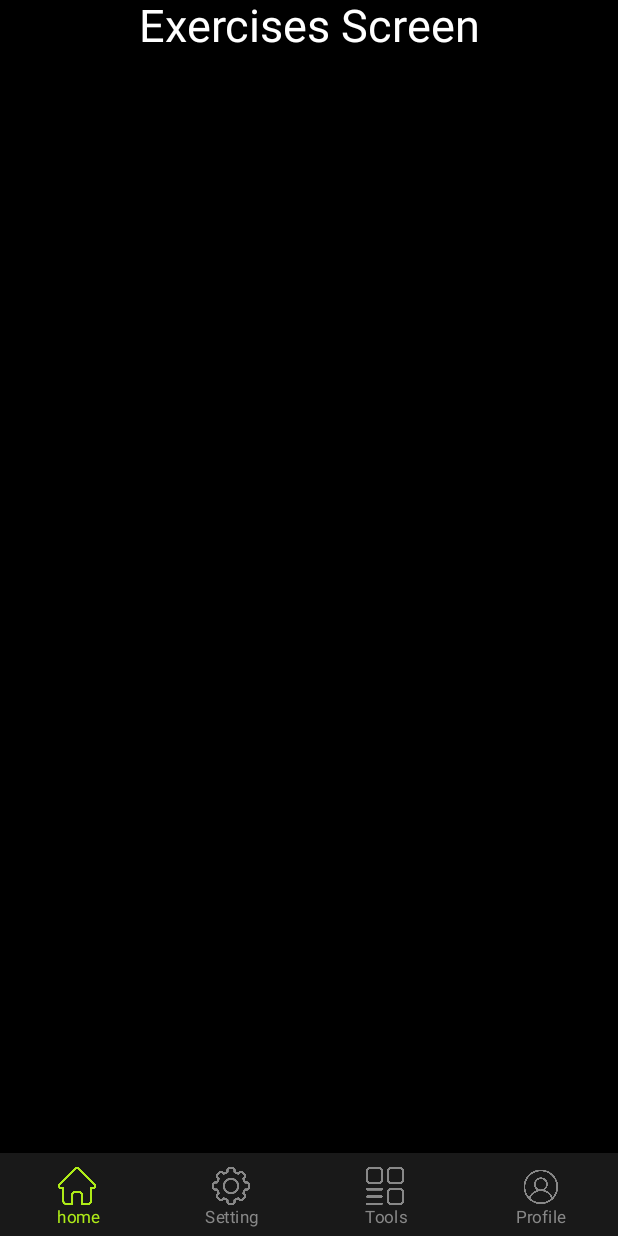
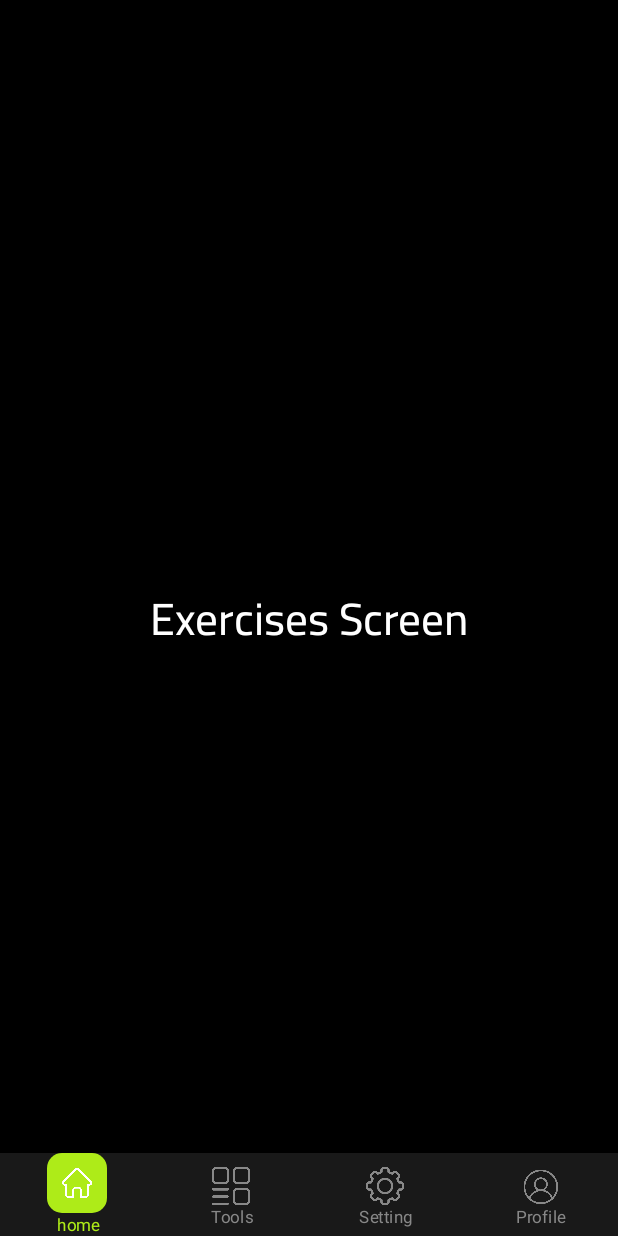
Before and after one commit to abdallahalnagar188/GymForce, an Android app built with Jetpack Compose: the screen it shows after launch (MainActivity), on a phone screen of 412 x 824 dp. Run offline under Robolectric (Android 15) with nearby library versions, the phone set to English and light mode, and no system bars; our stand-ins replace Dagger/Hilt's generated code.

Commit message:
setup new them for app setup bottom navigation implementation firebase and firebase auth change ui for app

```diff
--- /dev/null
+++ b/app/src/main/java/com/example/gymforce/common/CommonUtils.kt
@@ -0,0 +1,9 @@
+package com.example.gymforce.common
+
+import androidx.compose.ui.text.font.Font
+import androidx.compose.ui.text.font.FontFamily
+import com.example.gymforce.R
+
+val fontMedium = FontFamily(Font(R.font.cairo_medium))
+val fontRegular = FontFamily(Font(R.font.cairo_regular))
+val fontBold = FontFamily(Font(R.font.cairo_extra_bold))
--- a/app/src/main/java/com/example/gymforce/ui/navigation/BottomNavigation.kt
+++ b/app/src/main/java/com/example/gymforce/ui/navigation/BottomNavigation.kt
@@ -1,8 +1,11 @@
 package com.example.gymforce.ui.navigation
 
+import androidx.compose.foundation.background
+import androidx.compose.foundation.layout.Box
 import androidx.compose.foundation.layout.height
 import androidx.compose.foundation.layout.padding
 import androidx.compose.foundation.layout.size
+import androidx.compose.foundation.shape.RoundedCornerShape
 import androidx.compose.material.BottomNavigation
 import androidx.compose.material.BottomNavigationItem
 import androidx.compose.material.Icon
@@ -10,6 +13,7 @@ import androidx.compose.material.Text
 import androidx.compose.runtime.Composable
 import androidx.compose.runtime.getValue
 import androidx.compose.ui.Modifier
+import androidx.compose.ui.draw.clip
 import androidx.compose.ui.graphics.Color
 import androidx.compose.ui.res.colorResource
 import androidx.compose.ui.res.painterResource
@@ -23,8 +27,8 @@ import com.example.gymforce.R
 fun MyBottomNavigation(navController: NavController) {
     val items = listOf(
         BottomNavItem.Home,
+        BottomNavItem.Tools,
         BottomNavItem.Setting,
-        BottomNavItem.Tools,
         BottomNavItem.Profile
     )
     BottomNavigation(
@@ -37,13 +41,33 @@ fun MyBottomNavigation(navController: NavController) {
         items.forEach { item ->
             BottomNavigationItem(
                 icon = {
-                    Icon(
-                        painterResource(id = item.icon),
-                        modifier = Modifier
-                            .padding(top = 6.dp)
-                            .size(25.dp),
-                        contentDescription = item.title
-                    )
+                    if (currentRoute == item.screen_route) {
+                        // Selected icon with circular background
+                        Box(
+                            modifier = Modifier
+                                .size(40.dp) // Adjust size as needed
+                                .clip(shape = RoundedCornerShape(10.dp))
+                                .background(colorResource(R.color.green)) // Circular background
+                        ) {
+                            Icon(
+                                painterResource(id = item.icon),
+                                contentDescription = item.title,
+                                modifier = Modifier
+                                    .padding(10.dp)
+                                    .size(25.dp), // Adjust size as needed
+                                tint = Color.White
+                            )
+                        }
+                    } else {
+                        // Unselected icon (default)
+                        Icon(
+                            painterResource(id = item.icon),
+                            contentDescription = item.title,
+                            modifier = Modifier
+                                .padding(top = 6.dp)
+                                .size(25.dp)
+                        )
+                    }
                 },
                 label = {
                     Text(
--- a/app/src/main/java/com/example/gymforce/ui/screens/exercises/ExercisesContent.kt
+++ b/app/src/main/java/com/example/gymforce/ui/screens/exercises/ExercisesContent.kt
@@ -8,18 +8,22 @@ import androidx.compose.runtime.Composable
 import androidx.compose.ui.Alignment
 import androidx.compose.ui.Modifier
 import androidx.compose.ui.graphics.Color
+import androidx.compose.ui.text.font.Font
+import androidx.compose.ui.text.font.FontFamily
 import androidx.compose.ui.unit.sp
 import androidx.navigation.NavHostController
+import com.example.gymforce.R
+import com.example.gymforce.common.fontMedium
 
 @Composable
 fun ExercisesContent(navHostController: NavHostController) {
     Column(
         modifier = Modifier.fillMaxSize(),
-        Arrangement.Top,
-        Alignment.CenterHorizontally
+        verticalArrangement = Arrangement.Center,
+        horizontalAlignment = Alignment.CenterHorizontally
     )
     {
-        Text(text = "Exercises Screen",fontSize = 30.sp, color = Color.White)
+        Text(text = "Exercises Screen",fontSize = 30.sp, color = Color.White, fontFamily = fontMedium)
 
 
     }
--- a/app/src/main/java/com/example/gymforce/ui/screens/profile/ProfileScreenContent.kt
+++ b/app/src/main/java/com/example/gymforce/ui/screens/profile/ProfileScreenContent.kt
@@ -9,6 +9,7 @@ import androidx.compose.ui.Alignment
 import androidx.compose.ui.Modifier
 import androidx.compose.ui.graphics.Color
 import androidx.compose.ui.unit.sp
+import com.example.gymforce.common.fontMedium
 
 @Composable
 fun ProfileScreenContent() {
@@ -17,7 +18,7 @@ fun ProfileScreenContent() {
         verticalArrangement = Arrangement.Center,
         horizontalAlignment = Alignment.CenterHorizontally
     ) {
-        Text(text = "Profile Screen", fontSize = 30.sp, color = Color.White)
+        Text(text = "Profile Screen", fontSize = 30.sp, color = Color.White, fontFamily = fontMedium)
 
     }
 
--- a/app/src/main/java/com/example/gymforce/ui/screens/setting/SettingContent.kt
+++ b/app/src/main/java/com/example/gymforce/ui/screens/setting/SettingContent.kt
@@ -9,6 +9,7 @@ import androidx.compose.ui.Alignment
 import androidx.compose.ui.Modifier
 import androidx.compose.ui.graphics.Color
 import androidx.compose.ui.unit.sp
+import com.example.gymforce.common.fontMedium
 
 @Composable
 fun SettingContent() {
@@ -17,7 +18,7 @@ fun SettingContent() {
         verticalArrangement = Arrangement.Center,
         horizontalAlignment = Alignment.CenterHorizontally
     ) {
-        Text(text = "Setting Screen",fontSize = 30.sp, color = Color.White)
+        Text(text = "Setting Screen",fontSize = 30.sp, color = Color.White,fontFamily = fontMedium)
 
     }
 
--- a/app/src/main/java/com/example/gymforce/ui/screens/splash/SplashContent.kt
+++ b/app/src/main/java/com/example/gymforce/ui/screens/splash/SplashContent.kt
@@ -1,36 +1,39 @@
 package com.example.gymforce.ui.screens.splash
 
-import androidx.compose.foundation.Image
 import androidx.compose.foundation.background
 import androidx.compose.foundation.layout.Box
 import androidx.compose.foundation.layout.fillMaxSize
 import androidx.compose.foundation.layout.size
-import androidx.compose.material.Icon
 import androidx.compose.runtime.Composable
+import androidx.compose.runtime.getValue
 import androidx.compose.ui.Alignment
 import androidx.compose.ui.Modifier
-import androidx.compose.ui.draw.paint
-import androidx.compose.ui.graphics.ColorFilter
-import androidx.compose.ui.layout.ContentScale
 import androidx.compose.ui.res.colorResource
-import androidx.compose.ui.res.painterResource
 import androidx.compose.ui.unit.dp
+import com.airbnb.lottie.compose.*
 import com.example.gymforce.R
 
 @Composable
 fun SplashContent() {
+    // Load Lottie animation from the raw resource directory
+    val composition by rememberLottieComposition(LottieCompositionSpec.RawRes(R.raw.logo))
+
+    // Set up the progress for the animation, loop indefinitely
+    val progress by animateLottieCompositionAsState(
+        composition = composition,
+        iterations = LottieConstants.IterateForever,
+    )
+
     Box(
         modifier = Modifier
             .fillMaxSize()
             .background(color = colorResource(id = R.color.black_low)),
         contentAlignment = Alignment.Center // Center the content in the Box
     ) {
-        Icon(
-            painter = painterResource(id = R.drawable.ic_lion),
-            contentDescription = null, // Optional content description
-            modifier = Modifier
-                .size(160.dp) // Set the size of the image to 100dp
-            , tint = colorResource(id = R.color.green)
+        LottieAnimation(
+            composition = composition,
+            progress = progress,
+            modifier = Modifier.size(160.dp).background(color = colorResource(id = R.color.black_low))
         )
     }
 }
--- a/app/src/main/java/com/example/gymforce/ui/screens/tools/ToolsScreenContent.kt
+++ b/app/src/main/java/com/example/gymforce/ui/screens/tools/ToolsScreenContent.kt
@@ -9,6 +9,7 @@ import androidx.compose.ui.Alignment
 import androidx.compose.ui.Modifier
 import androidx.compose.ui.graphics.Color
 import androidx.compose.ui.unit.sp
+import com.example.gymforce.common.fontMedium
 
 @Composable
 fun ToolsScreenContent() {
@@ -17,7 +18,7 @@ fun ToolsScreenContent() {
         verticalArrangement = Arrangement.Center,
         horizontalAlignment = Alignment.CenterHorizontally
     ) {
-        Text(text = "Tools Screen",fontSize = 30.sp, color = Color.White)
+        Text(text = "Tools Screen",fontSize = 30.sp, color = Color.White,fontFamily = fontMedium)
 
     }
 
```
Also changed, not shown: app/build.gradle.kts (+8 -0 lines), app/src/main/java/com/example/gymforce/ui/screens/onboarding/OnboardingPage.kt (added, +7 -0 lines), app/src/main/java/com/example/gymforce/ui/screens/onboarding/OnboardingPagerScreen.kt (added, +104 -0 lines), app/src/main/java/com/example/gymforce/ui/screens/splash/SplashActivity.kt (line endings or trailing spaces), app/src/main/res/font/cairo_extra_bold.ttf (added), app/src/main/res/font/cairo_medium.ttf (added), app/src/main/res/font/cairo_regular.ttf (added), 3 other files.
